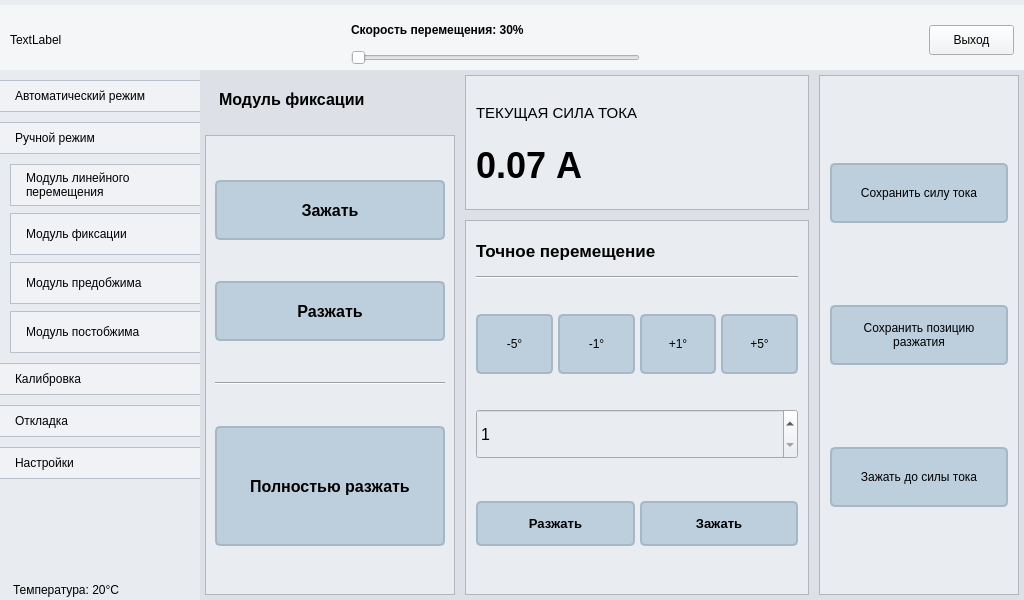
This is main.ui in petlitsky/rozovproject as Qt 5 draws it before an edit. The edited form follows.
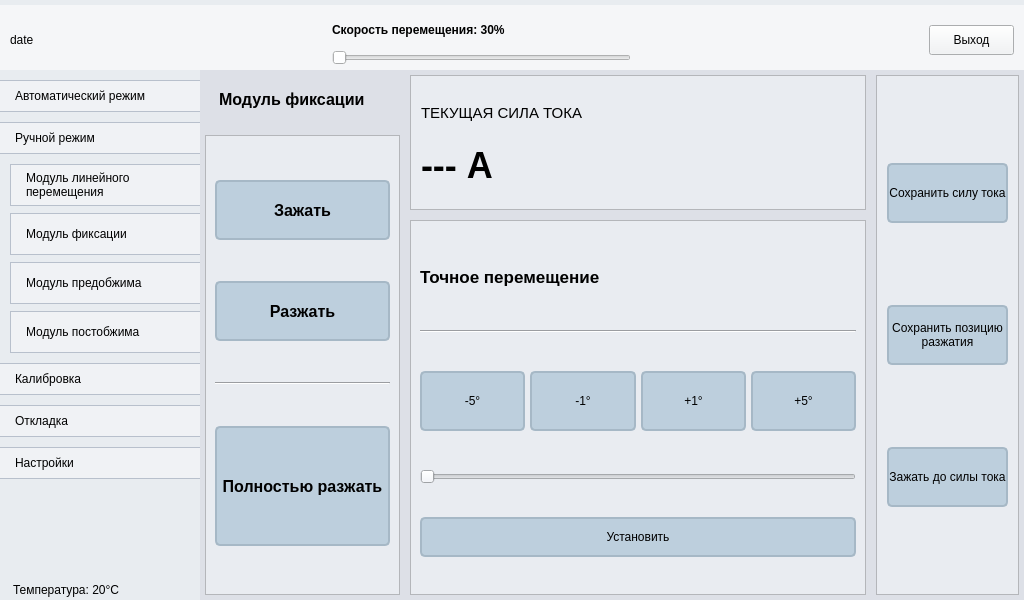
This is the edited form. The open tabs and pages were chosen to show the change. Icons and pictures are not drawn.

Diff of the .ui file:
```diff
--- a/main.ui
+++ b/main.ui
@@ -75,7 +75,7 @@
        <item>
         <widget class="QLabel" name="lblDate">
          <property name="text">
-          <string>TextLabel</string>
+          <string>date</string>
          </property>
         </widget>
        </item>
@@ -4224,7 +4224,7 @@
                        <enum>Qt::FocusPolicy::ClickFocus</enum>
                       </property>
                       <property name="text">
-                       <string>0.07 А</string>
+                       <string>--- А</string>
                       </property>
                      </widget>
                     </item>
@@ -4253,21 +4253,6 @@
                     <enum>QFrame::Shadow::Raised</enum>
                    </property>
                    <layout class="QVBoxLayout" name="verticalLayout_25">
-                    <property name="spacing">
-                     <number>5</number>
-                    </property>
-                    <property name="leftMargin">
-                     <number>10</number>
-                    </property>
-                    <property name="topMargin">
-                     <number>10</number>
-                    </property>
-                    <property name="rightMargin">
-                     <number>10</number>
-                    </property>
-                    <property name="bottomMargin">
-                     <number>10</number>
-                    </property>
                     <item>
                      <widget class="QLabel" name="label_23">
                       <property name="minimumSize">
@@ -4308,6 +4293,12 @@
                     </item>
                     <item>
                      <widget class="QWidget" name="widget_19" native="true">
+                      <property name="maximumSize">
+                       <size>
+                        <width>16777215</width>
+                        <height>70</height>
+                       </size>
+                      </property>
                       <property name="focusPolicy">
                        <enum>Qt::FocusPolicy::ClickFocus</enum>
                       </property>
@@ -4431,78 +4422,28 @@
                      </widget>
                     </item>
                     <item>
-                     <widget class="QSpinBox" name="exFixPos">
-                      <property name="minimumSize">
-                       <size>
-                        <width>0</width>
-                        <height>50</height>
-                       </size>
-                      </property>
-                      <property name="font">
-                       <font>
-                        <pointsize>12</pointsize>
-                       </font>
-                      </property>
-                      <property name="focusPolicy">
-                       <enum>Qt::FocusPolicy::StrongFocus</enum>
-                      </property>
-                      <property name="inputMethodHints">
-                       <set>Qt::InputMethodHint::ImhPreferNumbers</set>
-                      </property>
-                      <property name="wrapping">
-                       <bool>false</bool>
-                      </property>
-                      <property name="minimum">
-                       <number>1</number>
-                      </property>
-                      <property name="maximum">
-                       <number>360</number>
+                     <widget class="QSlider" name="fixSpeed">
+                      <property name="orientation">
+                       <enum>Qt::Orientation::Horizontal</enum>
                       </property>
                      </widget>
                     </item>
                     <item>
-                     <widget class="QWidget" name="widget_20" native="true">
-                      <property name="focusPolicy">
-                       <enum>Qt::FocusPolicy::ClickFocus</enum>
+                     <widget class="QPushButton" name="pushButton_2">
+                      <property name="minimumSize">
+                       <size>
+                        <width>0</width>
+                        <height>40</height>
+                       </size>
                       </property>
-                      <layout class="QHBoxLayout" name="horizontalLayout_14">
-                       <property name="spacing">
-                        <number>5</number>
-                       </property>
-                       <property name="leftMargin">
-                        <number>0</number>
-                       </property>
-                       <property name="topMargin">
-                        <number>0</number>
-                       </property>
-                       <property name="rightMargin">
-                        <number>0</number>
-                       </property>
-                       <property name="bottomMargin">
-                        <number>0</number>
-                       </property>
-                       <item>
-                        <widget class="QToolButton" name="btnFixBackEx">
-                         <property name="sizePolicy">
-                          <sizepolicy hsizetype="Preferred" vsizetype="Fixed">
-                           <horstretch>0</horstretch>
-                           <verstretch>0</verstretch>
-                          </sizepolicy>
-                         </property>
-                         <property name="minimumSize">
-                          <size>
-                           <width>0</width>
-                           <height>45</height>
-                          </size>
-                         </property>
-                         <property name="font">
-                          <font>
-                           <pointsize>10</pointsize>
-                           <bold>true</bold>
-                          </font>
-                         </property>
-                         <property name="styleSheet">
-                          <string notr="true">QToolButton {
+                      <property name="maximumSize">
+                       <size>
+                        <width>16777215</width>
+                        <height>16777215</height>
+                       </size>
+                      </property>
+                      <property name="styleSheet">
+                       <string notr="true">QPushButton {
 	background: #bdcfdd;
 	border: 2px solid #a6b8c6;
 	border-radius: 5px;
@@ -4512,76 +4453,10 @@
 	background: #cfddeb;
 
 }</string>
-                         </property>
-                         <property name="text">
-                          <string>Разжать</string>
-                         </property>
-                         <property name="icon">
-                          <iconset resource="resources.qrc">
-                           <normaloff>:/icons/icons/unfix.png</normaloff>:/icons/icons/unfix.png</iconset>
-                         </property>
-                         <property name="iconSize">
-                          <size>
-                           <width>35</width>
-                           <height>35</height>
-                          </size>
-                         </property>
-                         <property name="toolButtonStyle">
-                          <enum>Qt::ToolButtonStyle::ToolButtonTextUnderIcon</enum>
-                         </property>
-                        </widget>
-                       </item>
-                       <item>
-                        <widget class="QToolButton" name="btnFixForwardEx">
-                         <property name="sizePolicy">
-                          <sizepolicy hsizetype="Preferred" vsizetype="Fixed">
-                           <horstretch>0</horstretch>
-                           <verstretch>0</verstretch>
-                          </sizepolicy>
-                         </property>
-                         <property name="minimumSize">
-                          <size>
-                           <width>0</width>
-                           <height>45</height>
-                          </size>
-                         </property>
-                         <property name="font">
-                          <font>
-                           <pointsize>10</pointsize>
-                           <bold>true</bold>
-                          </font>
-                         </property>
-                         <property name="styleSheet">
-                          <string notr="true">QToolButton {
-	background: #bdcfdd;
-	border: 2px solid #a6b8c6;
-	border-radius: 5px;
-}
-
-QToolButton:pressed {
-	background: #cfddeb;
-
-}</string>
-                         </property>
-                         <property name="text">
-                          <string>Зажать</string>
-                         </property>
-                         <property name="icon">
-                          <iconset resource="resources.qrc">
-                           <normaloff>:/icons/icons/fix.png</normaloff>:/icons/icons/fix.png</iconset>
-                         </property>
-                         <property name="iconSize">
-                          <size>
-                           <width>35</width>
-                           <height>35</height>
-                          </size>
-                         </property>
-                         <property name="toolButtonStyle">
-                          <enum>Qt::ToolButtonStyle::ToolButtonTextUnderIcon</enum>
-                         </property>
-                        </widget>
-                       </item>
-                      </layout>
+                      </property>
+                      <property name="text">
+                       <string>Установить</string>
+                      </property>
                      </widget>
                     </item>
                    </layout>
```
Left out of the diff: 520 changed lines with no effect on the pictures.
